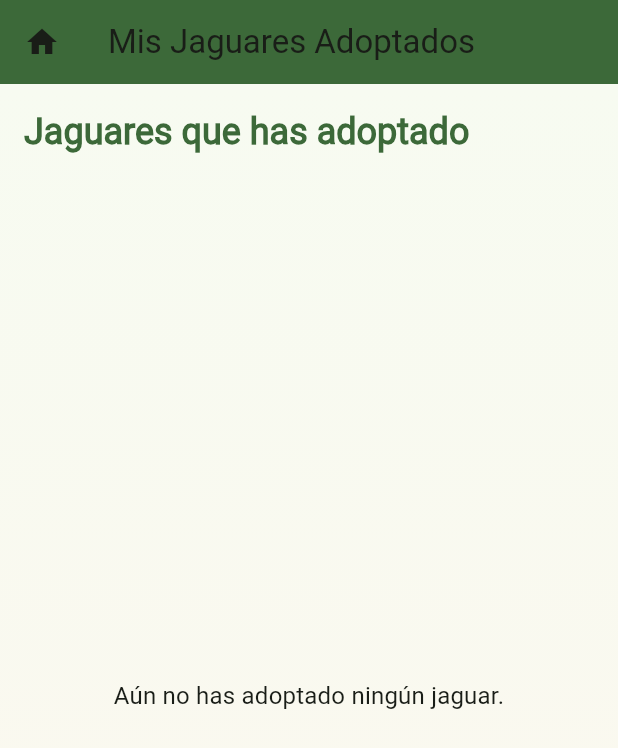
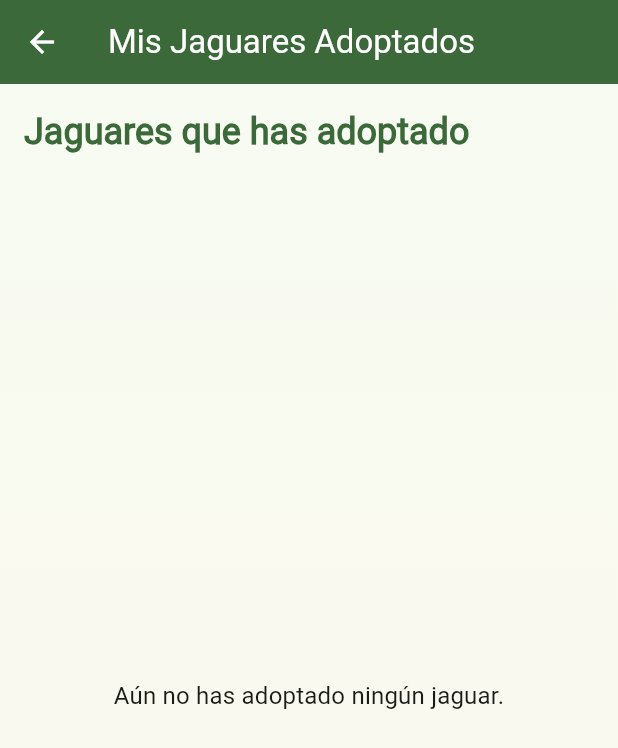
Before and after one commit to alfito69420/proyecto_final, a Flutter app: the JaguarHomeScreen screen opened by its route, after a tap on the "pets" icon, on a phone screen of 412 x 824 dp. Shown: the top 748 px of the screen. Run offline on Flutter 3.47's test engine with Material 3 defaults, Android fonts, the phone set to English and light mode, and no system bars; our stand-ins replace cached_network_image, carousel_slider, cloud_firestore, dio, email_validator, firebase_auth and 10 more; missing offline and left inert: flutter_stripe, github_signin_promax; accounts and stored records are empty.

Commit message:
add: jaguares adoptados segun el usuario

```diff
--- a/lib/components/jaguar_card.dart
+++ b/lib/components/jaguar_card.dart
@@ -1,9 +1,9 @@
 import 'package:flutter/material.dart';
-import 'package:proyecto_final/models/jaguar.dart';
+import 'package:proyecto_final/models/jaguar_firestore_model.dart';
 import 'package:proyecto_final/screens/jaguars/jaguar_detail_screen.dart';
 
 class JaguarCard extends StatelessWidget {
-  final Jaguar jaguar;
+  final JaguarFirestoreModel jaguar;
 
   const JaguarCard({Key? key, required this.jaguar}) : super(key: key);
 
@@ -26,26 +26,24 @@ class JaguarCard extends StatelessWidget {
         child: Column(
           crossAxisAlignment: CrossAxisAlignment.start,
           children: [
-            Expanded(
-              child: ClipRRect(
+            ClipRRect(
                 borderRadius: BorderRadius.vertical(top: Radius.circular(8)),
                 child: Image.asset(
-                  jaguar.imageUrl,
+                  jaguar.imageUrl!,
                   fit: BoxFit.cover,
                   width: double.infinity,
                 ),
               ),
-            ),
             Padding(
               padding: EdgeInsets.all(8),
               child: Column(
                 crossAxisAlignment: CrossAxisAlignment.start,
                 children: [
                   Text(
-                    jaguar.name,
+                    jaguar.name!,
                     style: Theme.of(context).textTheme.titleMedium?.copyWith(
-                      fontWeight: FontWeight.bold,
-                    ),
+                          fontWeight: FontWeight.bold,
+                        ),
                     maxLines: 1,
                     overflow: TextOverflow.ellipsis,
                   ),
--- /dev/null
+++ b/lib/models/jaguar_firestore_model.dart
@@ -0,0 +1,32 @@
+class JaguarFirestoreModel {
+  String? name;
+  String? sex;
+  int? age;
+  String? imageUrl;
+  String? status;
+  String? description;
+  String? adoptante;
+
+  JaguarFirestoreModel(
+      {this.adoptante,
+      this.name,
+      this.sex,
+      this.age,
+      this.imageUrl,
+      this.status,
+      this.description});
+
+  // Método para convertir un documento de Firestore a un objeto de tipo User
+  factory JaguarFirestoreModel.fromFirestore(
+      Map<String, dynamic> firestoreData) {
+    return JaguarFirestoreModel(
+      adoptante: firestoreData['adoptante'],
+      name: firestoreData['name'],
+      age: firestoreData['age'],
+      sex: firestoreData['sex'],
+      description: firestoreData['description'],
+      status: firestoreData['status'],
+      imageUrl: firestoreData['imageUrl'],
+    );
+  }
+}
--- a/lib/screens/jaguars/adopted_jaguars_screen.dart
+++ b/lib/screens/jaguars/adopted_jaguars_screen.dart
@@ -1,25 +1,84 @@
+import 'package:firebase_auth/firebase_auth.dart';
 import 'package:flutter/material.dart';
-import 'package:proyecto_final/models/jaguar.dart';
-import 'package:proyecto_final/components/jaguar_card.dart';
 import 'package:proyecto_final/settings/theme_settings.dart';
 
-class AdoptedJaguarsScreen extends StatelessWidget {
-  final List<Jaguar> adoptedJaguars;
+import '../../components/jaguar_card.dart';
+import '../../models/jaguar_firestore_model.dart';
+import '../../services/firestore_service.dart';
 
-  const AdoptedJaguarsScreen({Key? key, required this.adoptedJaguars}) : super(key: key);
+class AdoptedJaguarsScreen extends StatefulWidget {
+  final List<JaguarFirestoreModel> adoptedJaguars;
+
+  const AdoptedJaguarsScreen({Key? key, required this.adoptedJaguars})
+      : super(key: key);
+
+  @override
+  State<AdoptedJaguarsScreen> createState() => _AdoptedJaguarsScreenState();
+}
+
+class _AdoptedJaguarsScreenState extends State<AdoptedJaguarsScreen> {
+  FirestoreService? firestoreService;
+  List<JaguarFirestoreModel> adoptedJaguars = [];
+  bool _isLoading =
+      true; // Para mostrar un indicador mientras se cargan los datos.
+
+  @override
+  void initState() {
+    super.initState();
+    firestoreService = FirestoreService();
+    _loadAdoptedJaguars();
+  }
+
+  Future<void> _loadAdoptedJaguars() async {
+    try {
+      // Obtener el ID del usuario actual
+      final userId = FirebaseAuth.instance.currentUser?.uid;
+      if (userId == null) {
+        // Manejar el caso donde el usuario no está autenticado
+        setState(() {
+          _isLoading = false;
+        });
+        return;
+      }
+
+      // Consultar Firestore
+      final querySnapshot = await firestoreService!.collectionReference!
+          .where('adoptante', isEqualTo: userId)
+          .get();
+
+      // Mapear los datos a la lista
+      setState(() {
+        adoptedJaguars = querySnapshot.docs.map((doc) {
+          return JaguarFirestoreModel.fromFirestore(
+              doc.data() as Map<String, dynamic>);
+        }).toList();
+        _isLoading = false; // Indicar que se completó la carga
+      });
+    } catch (e) {
+      print("Error al cargar jaguares adoptados: $e");
+      setState(() {
+        _isLoading = false; // Detener el indicador incluso si hay error
+      });
+    }
+  }
 
   @override
   Widget build(BuildContext context) {
     return Scaffold(
       appBar: AppBar(
-        title: Text('Mis Jaguares Adoptados'),
+        title: Text(
+          'Mis Jaguares Adoptados',
+          style: TextStyle(color: Colors.white),
+        ),
         backgroundColor: Theme.of(context).primaryColor,
         leading: IconButton(
-          icon: Icon(Icons.home),
             onPressed: () {
               Navigator.pushReplacementNamed(context, '/home');
             },
-        ),
+            icon: Icon(
+              Icons.arrow_back,
+              color: Colors.white,
+            )),
       ),
       body: Container(
         decoration: BoxDecoration(
@@ -28,7 +87,8 @@ class AdoptedJaguarsScreen extends StatelessWidget {
             end: Alignment.bottomCenter,
             colors: [
               Theme.of(context).scaffoldBackgroundColor,
-              ThemeSettings.generateSimilarColorHSL(Theme.of(context).scaffoldBackgroundColor),
+              ThemeSettings.generateSimilarColorHSL(
+                  Theme.of(context).scaffoldBackgroundColor),
             ],
           ),
         ),
@@ -45,27 +105,52 @@ class AdoptedJaguarsScreen extends StatelessWidget {
                     ),
               ),
               SizedBox(height: 16),
-              Expanded(
-                child: adoptedJaguars.isEmpty
+              Flexible(
+                child: StreamBuilder(
+                    stream: firestoreService!
+                        .SELECT(FirebaseAuth.instance.currentUser!.uid),
+                    builder: (context, snapshot) {
+                      if (snapshot.hasData) {
+                        var movies = snapshot.data!.docs;
+                        return adoptedJaguars.isEmpty
                             ? Center(
                                 child: Text(
                                   'Aún no has adoptado ningún jaguar.',
-                          style: Theme.of(context).textTheme.titleMedium,
+                                  style:
+                                      Theme.of(context).textTheme.titleMedium,
                                   textAlign: TextAlign.center,
                                 ),
                               )
-                    : GridView.builder(
-                        gridDelegate: SliverGridDelegateWithFixedCrossAxisCount(
-                          crossAxisCount: _getCrossAxisCount(context),
-                          childAspectRatio: 0.75,
-                          crossAxisSpacing: 10,
-                          mainAxisSpacing: 10,
-                        ),
-                        itemCount: adoptedJaguars.length,
+                            : ListView.builder(
+                                itemCount: snapshot.data!.docs.length,
                                 itemBuilder: (context, index) {
-                          return JaguarCard(jaguar: adoptedJaguars[index]);
+                                  var movieData = movies[index];
+
+                                  var firestoreData = {
+                                    'adoptante': movieData.get('adoptante'),
+                                    'name': movieData.get('nombre'),
+                                    'age': movieData.get('edad'),
+                                    'sex': movieData.get('sexo'),
+                                    'imageUrl': movieData.get('foto'),
+                                    'status': movieData.get('estatus'),
+                                    'description': movieData.get('descripcion')
+                                  };
+                                  return JaguarCard(
+                                    jaguar: JaguarFirestoreModel.fromFirestore(
+                                        firestoreData),
+                                  );
                                 },
-                      ),
+                              );
+                      } else {
+                        if (snapshot.hasError) {
+                          return Center(child: Text(snapshot.toString()));
+                        } else {
+                          return Center(
+                            child: CircularProgressIndicator(),
+                          );
+                        }
+                      }
+                    }),
               ),
             ],
           ),
@@ -73,17 +158,4 @@ class AdoptedJaguarsScreen extends StatelessWidget {
       ),
     );
   }
-
-  int _getCrossAxisCount(BuildContext context) {
-    double screenWidth = MediaQuery.of(context).size.width;
-    if (screenWidth > 1200) {
-      return 5;
-    } else if (screenWidth > 900) {
-      return 4;
-    } else if (screenWidth > 600) {
-      return 3;
-    } else {
-      return 2;
 }
-  }
-}
--- a/lib/screens/jaguars/jaguar_home_screen.dart
+++ b/lib/screens/jaguars/jaguar_home_screen.dart
@@ -71,7 +71,10 @@ class _JaguarHomeScreenState extends State<JaguarHomeScreen> {
                 SizedBox(
                   height: 10,
                 ),
-                JaguarCarouselScreen(
+
+                //  EN ESTE CARRUSEL SOLO SE MUESTRAN JAGUARES LIBERADOS
+
+                /*JaguarCarouselScreen(
                   jaguars: jaguars,
                   onJaguarTap: (jaguar) {
                     Navigator.push(
@@ -82,7 +85,7 @@ class _JaguarHomeScreenState extends State<JaguarHomeScreen> {
                       ),
                     );
                   },
-                ),
+                ),*/
               ],
             ),
           ),
@@ -101,7 +104,11 @@ class _JaguarHomeScreenState extends State<JaguarHomeScreen> {
               ],
             ),
           ),
-          SliverPadding(
+
+          //  AQUI SON LOS JAGUARES QUEW SE PUEDEN ADOPTAR, CUYO ESTADO SEA EN RECINTO
+
+
+          /*SliverPadding(
             padding: EdgeInsets.all(8),
             sliver: SliverGrid(
               gridDelegate: SliverGridDelegateWithFixedCrossAxisCount(
@@ -117,7 +124,7 @@ class _JaguarHomeScreenState extends State<JaguarHomeScreen> {
                 childCount: jaguars.length,
               ),
             ),
-          ),
+          ),*/
         ],
       ),
     );
--- a/lib/screens/pagos/payment_confirmation_screen.dart
+++ b/lib/screens/pagos/payment_confirmation_screen.dart
@@ -1,6 +1,7 @@
 import 'package:flutter/material.dart';
 //import 'package:google_fonts/google_fonts.dart';
 import 'package:proyecto_final/models/jaguar.dart';
+import 'package:proyecto_final/models/jaguar_firestore_model.dart';
 import 'package:proyecto_final/screens/jaguars/adopted_jaguars_screen.dart';
 import 'package:proyecto_final/screens/pagos/plan_selection_screen.dart';
 import 'package:proyecto_final/settings/theme_settings.dart';
@@ -8,7 +9,7 @@ import 'package:proyecto_final/settings/theme_settings.dart';
 class PaymentConfirmationScreen extends StatelessWidget {
   final String planTitle;
   final double planPrice;
-  final Jaguar jaguar;
+  final JaguarFirestoreModel jaguar;
   final int planId;
 
   const PaymentConfirmationScreen({
@@ -71,7 +72,7 @@ class PaymentConfirmationScreen extends StatelessWidget {
                   SizedBox(height: 32),
                   ElevatedButton(
                     onPressed: () {
-                      List<Jaguar> misJaguares = [];
+                      List<JaguarFirestoreModel> misJaguares = [];
                       misJaguares.add(jaguar);
                       Navigator.of(context).pushAndRemoveUntil(
                         // MaterialPageRoute(builder: (context) => PlanSelectionScreen(jaguar: jaguar,)),
--- a/lib/screens/pagos/payment_info_screen.dart
+++ b/lib/screens/pagos/payment_info_screen.dart
@@ -2,6 +2,7 @@ import 'package:flutter/material.dart';
 import 'package:flutter_stripe/flutter_stripe.dart';
 //import 'package:google_fonts/google_fonts.dart';
 import 'package:proyecto_final/models/jaguar.dart';
+import 'package:proyecto_final/models/jaguar_firestore_model.dart';
 import 'package:proyecto_final/screens/pagos/payment_confirmation_screen.dart';
 import 'package:proyecto_final/screens/services/payment_service.dart';
 import 'package:proyecto_final/settings/theme_settings.dart';
@@ -9,7 +10,7 @@ import 'package:proyecto_final/settings/theme_settings.dart';
 class PaymentInfoScreen extends StatefulWidget {
   final String planTitle;
   final double planPrice;
-  final Jaguar jaguar;
+  final JaguarFirestoreModel jaguar;
   final int planId;
 
   const PaymentInfoScreen({
--- a/lib/screens/pagos/plan_details_screen.dart
+++ b/lib/screens/pagos/plan_details_screen.dart
@@ -4,6 +4,7 @@ import 'package:flutter/material.dart';
 import 'package:flutter_stripe/flutter_stripe.dart';
 //import 'package:google_fonts/google_fonts.dart';
 import 'package:proyecto_final/models/jaguar.dart';
+import 'package:proyecto_final/models/jaguar_firestore_model.dart';
 import 'package:proyecto_final/screens/pagos/payment_confirmation_screen.dart';
 import 'package:proyecto_final/screens/services/payment_service.dart';
 import 'package:proyecto_final/settings/theme_settings.dart';
@@ -13,7 +14,7 @@ class PlanDetailsScreen extends StatefulWidget {
   final String planDescription;
   final double planPrice;
   final String imgUrl;
-  final Jaguar jaguar;
+  final JaguarFirestoreModel jaguar;
   final int planId;
 
   const PlanDetailsScreen({
@@ -31,7 +32,7 @@ class PlanDetailsScreen extends StatefulWidget {
 }
 
 class _PlanDetailsScreenState extends State<PlanDetailsScreen> {
-  Future<void> _addJaguarToFirestore(Jaguar jaguar) async {
+  Future<void> _addJaguarToFirestore(JaguarFirestoreModel jaguar) async {
     final user = FirebaseAuth.instance.currentUser;
     try {
       // Referencia a la colección "usuarios" en Firestore
--- a/lib/screens/pagos/plan_selection_screen.dart
+++ b/lib/screens/pagos/plan_selection_screen.dart
@@ -1,12 +1,13 @@
 import 'package:flutter/material.dart';
 import 'package:proyecto_final/models/jaguar.dart';
+import 'package:proyecto_final/models/jaguar_firestore_model.dart';
 import 'package:proyecto_final/screens/pagos/plan_details_screen.dart';
 import 'package:proyecto_final/settings/theme_settings.dart';
 
 class PlanSelectionScreen extends StatelessWidget {
   PlanSelectionScreen({Key? key, required this.jaguar}) : super(key: key);
 
-  final Jaguar jaguar;
+  final JaguarFirestoreModel jaguar;
 
   @override
   Widget build(BuildContext context) {
--- /dev/null
+++ b/lib/services/firestore_service.dart
@@ -0,0 +1,46 @@
+import 'package:cloud_firestore/cloud_firestore.dart';
+import 'package:firebase_auth/firebase_auth.dart';
+
+import '../models/jaguar_firestore_model.dart';
+
+class FirestoreService {
+  final FirebaseFirestore _firestore = FirebaseFirestore.instance;
+
+  FirebaseFirestore firebaseFirestore = FirebaseFirestore.instance;
+  CollectionReference? collectionReference;
+
+  FirestoreService() {
+    collectionReference = firebaseFirestore.collection('jaguares');
+  }
+
+  Stream<QuerySnapshot> SELECT(String id) {
+    return collectionReference!.where('adoptante', isEqualTo: id).snapshots();
+  }
+/*
+  // Método para obtener usuarios desde Firestore
+  Future<List<JaguarFirestoreModel>> getJaguares() async {
+    try {
+      final user = FirebaseAuth.instance.currentUser?.uid;
+
+      // Obtener los documentos de la colección 'users'
+      QuerySnapshot snapshot = await _firestore
+          .collection('jaguares')
+          .where('adoptante', isEqualTo: user)
+          .get();
+
+      // Convertir los documentos a una lista de objetos 'User'
+      List<JaguarFirestoreModel> users = snapshot.docs.map((doc) {
+        // Convertir el documento a un mapa
+        return JaguarFirestoreModel.fromFirestore(
+            doc.data() as Map<String, dynamic>);
+      }).toList();
+
+      print(users.first.name);
+
+      return users;
+    } catch (e) {
+      print("Error al obtener usuarios: $e");
+      return [];
+    }
+  }*/
+}
```
Also changed, not shown: lib/screens/dashboard_screen.dart (+16 -10 lines), lib/screens/jaguars/jaguar_detail_screen.dart (+7 -6 lines). Lines whose indentation alone changed are shown as unchanged.
